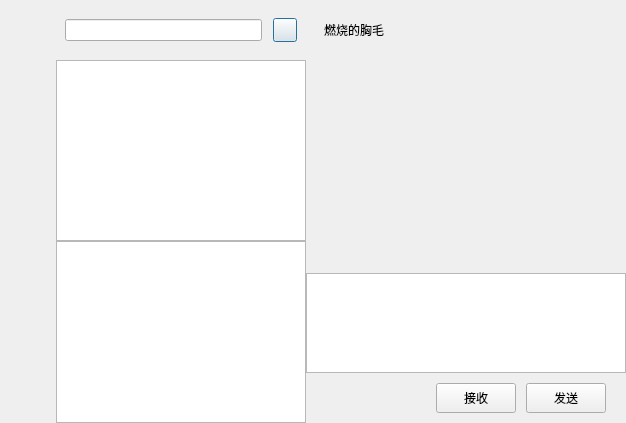
Qt form ChatOrionClient/chat_dialog.ui (orionlink/ChatOrion) before a commit.
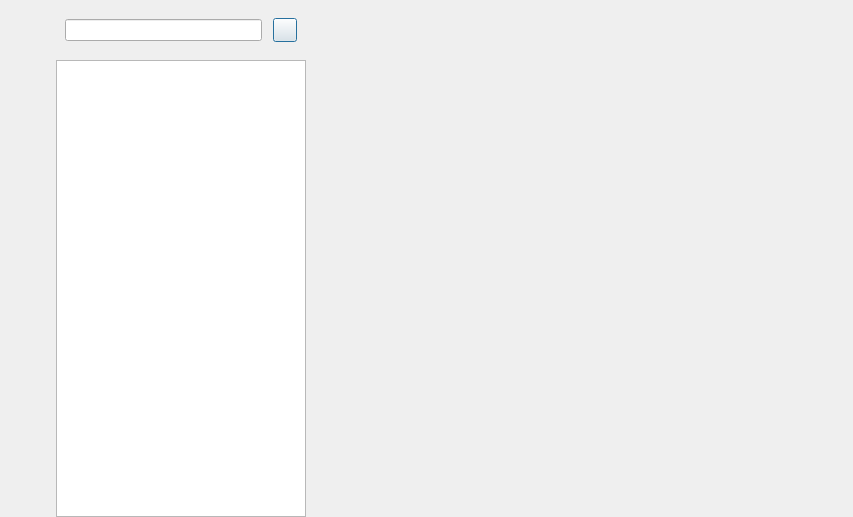
The same form after that commit. Custom widgets are drawn as their Qt base class.

What changed in the file:
```diff
--- a/ChatOrionClient/chat_dialog.ui
+++ b/ChatOrionClient/chat_dialog.ui
@@ -6,8 +6,8 @@
    <rect>
     <x>0</x>
     <y>0</y>
-    <width>626</width>
-    <height>423</height>
+    <width>853</width>
+    <height>517</height>
    </rect>
   </property>
   <property name="windowTitle">
@@ -63,7 +63,7 @@
        <number>0</number>
       </property>
       <property name="bottomMargin">
-       <number>0</number>
+       <number>10</number>
       </property>
       <item>
        <widget class="QWidget" name="widget" native="true">
@@ -87,14 +87,14 @@
           <widget class="ClickedLabel" name="side_head_lb">
            <property name="minimumSize">
             <size>
-             <width>30</width>
-             <height>30</height>
+             <width>40</width>
+             <height>40</height>
             </size>
            </property>
            <property name="maximumSize">
             <size>
-             <width>30</width>
-             <height>30</height>
+             <width>40</width>
+             <height>40</height>
             </size>
            </property>
            <property name="text">
@@ -156,6 +156,25 @@
         </property>
        </spacer>
       </item>
+      <item>
+       <widget class="ClickedLabel" name="side_setting_lb">
+        <property name="minimumSize">
+         <size>
+          <width>30</width>
+          <height>30</height>
+         </size>
+        </property>
+        <property name="maximumSize">
+         <size>
+          <width>30</width>
+          <height>30</height>
+         </size>
+        </property>
+        <property name="text">
+         <string/>
+        </property>
+       </widget>
+      </item>
      </layout>
     </widget>
    </item>
@@ -240,303 +259,99 @@
        </widget>
       </item>
       <item>
-       <widget class="QListWidget" name="chat_user_list"/>
-      </item>
-      <item>
-       <widget class="QListWidget" name="search_list"/>
+       <widget class="QStackedWidget" name="user_stacked">
+        <widget class="QWidget" name="search_list_page">
+         <layout class="QVBoxLayout" name="verticalLayout_5">
+          <property name="spacing">
+           <number>0</number>
+          </property>
+          <property name="leftMargin">
+           <number>0</number>
+          </property>
+          <property name="topMargin">
+           <number>0</number>
+          </property>
+          <property name="rightMargin">
+           <number>0</number>
+          </property>
+          <property name="bottomMargin">
+           <number>0</number>
+          </property>
+          <item>
+           <widget class="QListWidget" name="search_list"/>
+          </item>
+         </layout>
+        </widget>
+        <widget class="QWidget" name="con_user_list_page">
+         <layout class="QVBoxLayout" name="verticalLayout_6">
+          <property name="spacing">
+           <number>0</number>
+          </property>
+          <property name="leftMargin">
+           <number>0</number>
+          </property>
+          <property name="topMargin">
+           <number>0</number>
+          </property>
+          <property name="rightMargin">
+           <number>0</number>
+          </property>
+          <property name="bottomMargin">
+           <number>0</number>
+          </property>
+          <item>
+           <widget class="QListWidget" name="con_user_list"/>
+          </item>
+         </layout>
+        </widget>
+        <widget class="QWidget" name="chat_user_list_page">
+         <layout class="QVBoxLayout" name="verticalLayout_7">
+          <property name="spacing">
+           <number>0</number>
+          </property>
+          <property name="leftMargin">
+           <number>0</number>
+          </property>
+          <property name="topMargin">
+           <number>0</number>
+          </property>
+          <property name="rightMargin">
+           <number>0</number>
+          </property>
+          <property name="bottomMargin">
+           <number>0</number>
+          </property>
+          <item>
+           <widget class="ChatUserList" name="chat_user_list"/>
+          </item>
+         </layout>
+        </widget>
+       </widget>
       </item>
      </layout>
     </widget>
    </item>
    <item>
-    <widget class="QWidget" name="chat_data_wid" native="true">
-     <layout class="QVBoxLayout" name="verticalLayout_4">
-      <property name="spacing">
-       <number>0</number>
-      </property>
-      <property name="leftMargin">
-       <number>0</number>
-      </property>
-      <property name="topMargin">
-       <number>0</number>
-      </property>
-      <property name="rightMargin">
-       <number>0</number>
-      </property>
-      <property name="bottomMargin">
-       <number>0</number>
-      </property>
-      <item>
-       <widget class="QWidget" name="title_wid" native="true">
-        <property name="minimumSize">
-         <size>
-          <width>0</width>
-          <height>60</height>
-         </size>
-        </property>
-        <property name="maximumSize">
-         <size>
-          <width>16777215</width>
-          <height>60</height>
-         </size>
-        </property>
-        <layout class="QVBoxLayout" name="verticalLayout_5">
-         <item>
-          <widget class="QWidget" name="widget_2" native="true">
-           <layout class="QHBoxLayout" name="horizontalLayout_3">
-            <item>
-             <widget class="QLabel" name="label">
-              <property name="text">
-               <string>燃烧的胸毛</string>
-              </property>
-             </widget>
-            </item>
-           </layout>
-          </widget>
-         </item>
-        </layout>
-       </widget>
-      </item>
-      <item>
-       <widget class="QWidget" name="chat_data_list" native="true"/>
-      </item>
-      <item>
-       <widget class="QWidget" name="tool_wid" native="true">
-        <property name="minimumSize">
-         <size>
-          <width>0</width>
-          <height>40</height>
-         </size>
-        </property>
-        <property name="maximumSize">
-         <size>
-          <width>16777215</width>
-          <height>40</height>
-         </size>
-        </property>
-        <layout class="QHBoxLayout" name="horizontalLayout_4">
-         <property name="spacing">
-          <number>2</number>
-         </property>
-         <property name="leftMargin">
-          <number>2</number>
-         </property>
-         <property name="topMargin">
-          <number>2</number>
-         </property>
-         <property name="rightMargin">
-          <number>2</number>
-         </property>
-         <property name="bottomMargin">
-          <number>2</number>
-         </property>
-         <item>
-          <spacer name="horizontalSpacer_2">
-           <property name="orientation">
-            <enum>Qt::Horizontal</enum>
-           </property>
-           <property name="sizeType">
-            <enum>QSizePolicy::Fixed</enum>
-           </property>
-           <property name="sizeHint" stdset="0">
-            <size>
-             <width>5</width>
-             <height>20</height>
-            </size>
-           </property>
-          </spacer>
-         </item>
-         <item>
-          <widget class="ClickedLabel" name="emo_lb">
-           <property name="minimumSize">
-            <size>
-             <width>25</width>
-             <height>25</height>
-            </size>
-           </property>
-           <property name="maximumSize">
-            <size>
-             <width>25</width>
-             <height>25</height>
-            </size>
-           </property>
-           <property name="text">
-            <string/>
-           </property>
-          </widget>
-         </item>
-         <item>
-          <spacer name="horizontalSpacer_4">
-           <property name="orientation">
-            <enum>Qt::Horizontal</enum>
-           </property>
-           <property name="sizeType">
-            <enum>QSizePolicy::Fixed</enum>
-           </property>
-           <property name="sizeHint" stdset="0">
-            <size>
-             <width>5</width>
-             <height>20</height>
-            </size>
-           </property>
-          </spacer>
-         </item>
-         <item>
-          <widget class="ClickedLabel" name="file_lb">
-           <property name="minimumSize">
-            <size>
-             <width>25</width>
-             <height>25</height>
-            </size>
-           </property>
-           <property name="maximumSize">
-            <size>
-             <width>25</width>
-             <height>25</height>
-            </size>
-           </property>
-           <property name="text">
-            <string/>
-           </property>
-          </widget>
-         </item>
-         <item>
-          <spacer name="horizontalSpacer_3">
-           <property name="orientation">
-            <enum>Qt::Horizontal</enum>
-           </property>
-           <property name="sizeHint" stdset="0">
-            <size>
-             <width>40</width>
-             <height>20</height>
-            </size>
-           </property>
-          </spacer>
-         </item>
-        </layout>
-       </widget>
-      </item>
-      <item>
-       <widget class="QTextEdit" name="chatEdit">
-        <property name="minimumSize">
-         <size>
-          <width>0</width>
-          <height>100</height>
-         </size>
-        </property>
-        <property name="maximumSize">
-         <size>
-          <width>16777215</width>
-          <height>100</height>
-         </size>
-        </property>
-       </widget>
-      </item>
-      <item>
-       <widget class="QWidget" name="send_wid" native="true">
-        <property name="minimumSize">
-         <size>
-          <width>0</width>
-          <height>50</height>
-         </size>
-        </property>
-        <property name="maximumSize">
-         <size>
-          <width>16777215</width>
-          <height>50</height>
-         </size>
-        </property>
-        <layout class="QHBoxLayout" name="horizontalLayout_5">
-         <property name="spacing">
-          <number>0</number>
-         </property>
-         <property name="leftMargin">
-          <number>0</number>
-         </property>
-         <property name="topMargin">
-          <number>0</number>
-         </property>
-         <property name="rightMargin">
-          <number>0</number>
-         </property>
-         <property name="bottomMargin">
-          <number>0</number>
-         </property>
-         <item>
-          <spacer name="horizontalSpacer_5">
-           <property name="orientation">
-            <enum>Qt::Horizontal</enum>
-           </property>
-           <property name="sizeHint" stdset="0">
-            <size>
-             <width>40</width>
-             <height>20</height>
-            </size>
-           </property>
-          </spacer>
-         </item>
-         <item>
-          <widget class="QPushButton" name="receive_btn">
-           <property name="maximumSize">
-            <size>
-             <width>100</width>
-             <height>30</height>
-            </size>
-           </property>
-           <property name="text">
-            <string>接收</string>
-           </property>
-          </widget>
-         </item>
-         <item>
-          <spacer name="horizontalSpacer_6">
-           <property name="orientation">
-            <enum>Qt::Horizontal</enum>
-           </property>
-           <property name="sizeType">
-            <enum>QSizePolicy::Fixed</enum>
-           </property>
-           <property name="sizeHint" stdset="0">
-            <size>
-             <width>10</width>
-             <height>20</height>
-            </size>
-           </property>
-          </spacer>
-         </item>
-         <item>
-          <widget class="QPushButton" name="send_btn">
-           <property name="maximumSize">
-            <size>
-             <width>100</width>
-             <height>30</height>
-            </size>
-           </property>
-           <property name="text">
-            <string>发送</string>
-           </property>
-          </widget>
-         </item>
-         <item>
-          <spacer name="horizontalSpacer_7">
-           <property name="orientation">
-            <enum>Qt::Horizontal</enum>
-           </property>
-           <property name="sizeType">
-            <enum>QSizePolicy::Fixed</enum>
-           </property>
-           <property name="sizeHint" stdset="0">
-            <size>
-             <width>20</width>
-             <height>20</height>
-            </size>
-           </property>
-          </spacer>
-         </item>
-        </layout>
-       </widget>
-      </item>
-     </layout>
+    <widget class="QStackedWidget" name="stackedWidget">
+     <widget class="ChatPage" name="chat_page">
+      <layout class="QVBoxLayout" name="verticalLayout_4">
+       <property name="spacing">
+        <number>0</number>
+       </property>
+       <property name="leftMargin">
+        <number>0</number>
+       </property>
+       <property name="topMargin">
+        <number>0</number>
+       </property>
+       <property name="rightMargin">
+        <number>0</number>
+       </property>
+       <property name="bottomMargin">
+        <number>0</number>
+       </property>
+      </layout>
+     </widget>
     </widget>
    </item>
   </layout>
@@ -552,6 +367,22 @@
    <extends>QPushButton</extends>
    <header location="global">clicked_btn.h</header>
   </customwidget>
+  <customwidget>
+   <class>ChatPage</class>
+   <extends>QWidget</extends>
+   <header location="global">chat_page.h</header>
+   <container>1</container>
+  </customwidget>
+  <customwidget>
+   <class>CustomizeEdit</class>
+   <extends>QLineEdit</extends>
+   <header>customize_edit.h</header>
+  </customwidget>
+  <customwidget>
+   <class>ChatUserList</class>
+   <extends>QListWidget</extends>
+   <header>chatuser_list.h</header>
+  </customwidget>
  </customwidgets>
  <resources/>
  <connections/>
```
Left out of the diff: 2 changed lines with no effect on the pictures.
